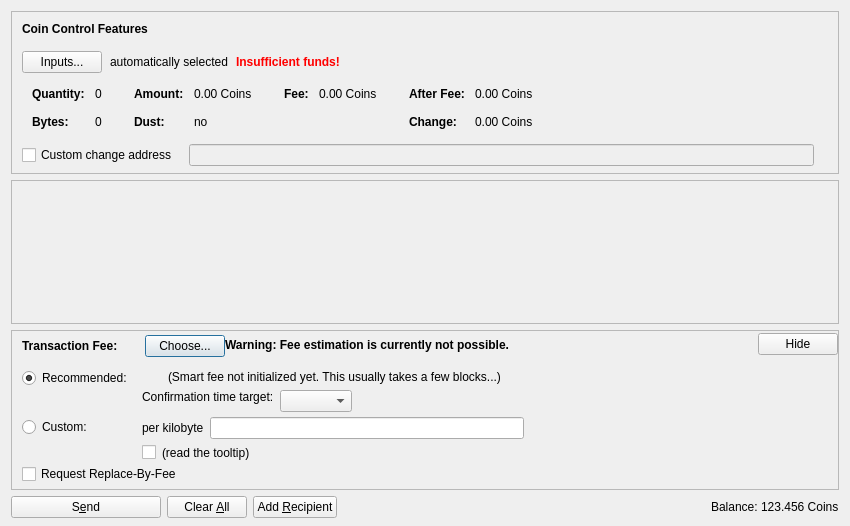
Qt form src/qt/forms/sendcoinsdialog.ui (VaporumCoin/VaporumOcean-0.7.2) before a commit.
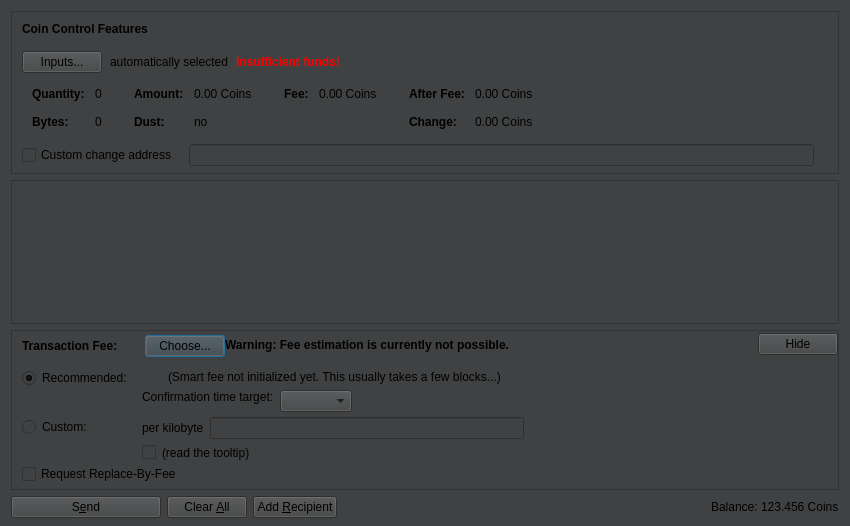
The same form after that commit. Icons and pictures are not drawn. Custom widgets are drawn as their Qt base class.

Diff of the .ui file:
```diff
--- a/src/qt/forms/sendcoinsdialog.ui
+++ b/src/qt/forms/sendcoinsdialog.ui
@@ -13,6 +13,9 @@
   <property name="windowTitle">
    <string>Send Coins</string>
   </property>
+  <property name="styleSheet">
+   <string notr="true">background-color: rgb(64, 65, 66);</string>
+  </property>
   <layout class="QVBoxLayout" name="verticalLayout" stretch="0,1,0,0">
    <property name="bottomMargin">
     <number>8</number>
```
